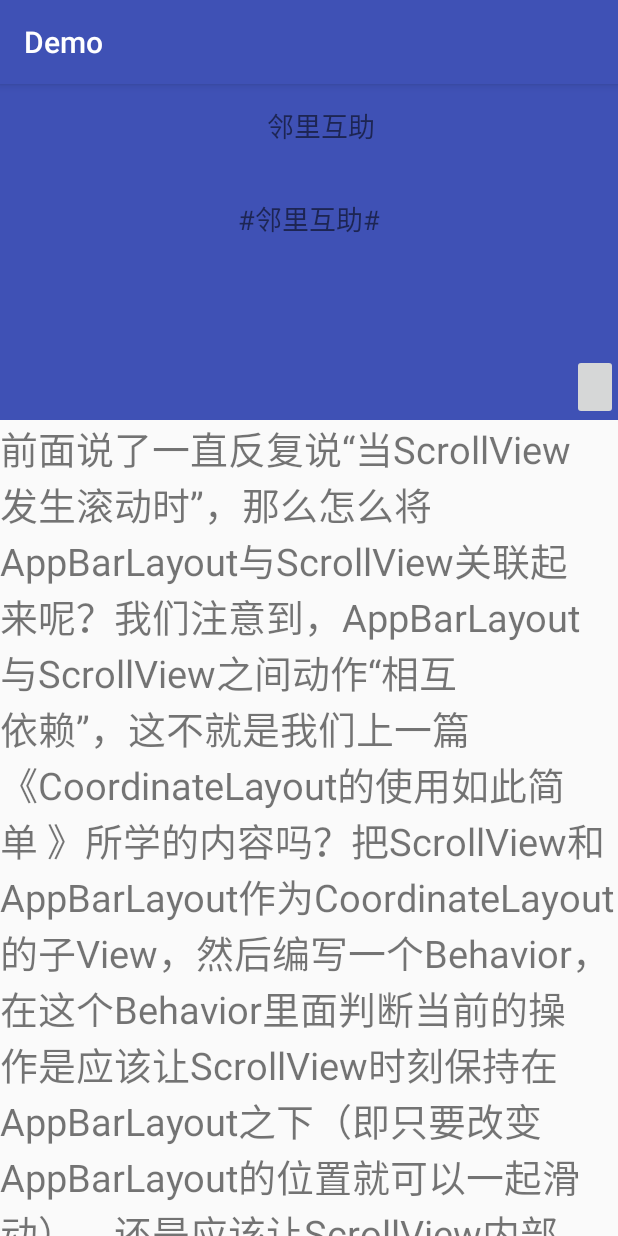
After one commit to niangegelaile/Demo, an Android app: the CoordinatorActivity screen opened directly, with no data from a screen before it, on a phone screen of 412 x 824 dp. The commit adds this screen. Run offline under Robolectric (Android 15) with nearby library versions, the phone set to English and light mode, and no system bars.

Commit message:
增加coordinatorLayout例子
Signed-off-by: niangegelaile <13750523051@139.com>

```diff
--- a/app/build.gradle
+++ b/app/build.gradle
@@ -2,7 +2,6 @@ apply plugin: 'com.android.application'
 
 android {
     compileSdkVersion 25
-    buildToolsVersion "25.0.3"
     defaultConfig {
         applicationId "com.ange.demo"
         minSdkVersion 15
@@ -27,4 +26,5 @@ dependencies {
     compile 'com.android.support:appcompat-v7:25.3.1'
     compile 'com.android.support.constraint:constraint-layout:1.0.2'
     testCompile 'junit:junit:4.12'
+    compile "com.android.support:design:$supportVersion"
 }
--- a/app/src/main/AndroidManifest.xml
+++ b/app/src/main/AndroidManifest.xml
@@ -21,6 +21,7 @@
         <activity android:name="com.ange.demo.sroller.ScrollerActivity"/>
         <activity android:name=".lifecycle.LifecycleActivity"/>
         <activity android:name=".js.WebActivity"/>
+        <activity android:name=".coordinator.CoordinatorActivity"/>
     </application>
 
 </manifest>
--- a/app/src/main/java/com/ange/demo/MainActivity.java
+++ b/app/src/main/java/com/ange/demo/MainActivity.java
@@ -5,6 +5,7 @@ import android.os.Bundle;
 import android.support.v7.app.AppCompatActivity;
 import android.view.View;
 
+import com.ange.demo.coordinator.CoordinatorActivity;
 import com.ange.demo.js.WebActivity;
 import com.ange.demo.lifecycle.LifecycleActivity;
 import com.ange.demo.parallax.ParallaxActivity;
@@ -19,30 +20,41 @@ public class MainActivity extends AppCompatActivity {
         findViewById(R.id.but_xiaomi).setOnClickListener(new View.OnClickListener() {
             @Override
             public void onClick(View v) {
-                Intent intent=new Intent(MainActivity.this,ParallaxActivity.class);
+                Intent intent = new Intent(MainActivity.this, ParallaxActivity.class);
                 startActivity(intent);
             }
         });
         findViewById(R.id.but_scroll).setOnClickListener(new View.OnClickListener() {
             @Override
             public void onClick(View v) {
-                Intent intent=new Intent(MainActivity.this,ScrollerActivity.class);
+                Intent intent = new Intent(MainActivity.this, ScrollerActivity.class);
                 startActivity(intent);
             }
         });
         findViewById(R.id.but_life).setOnClickListener(new View.OnClickListener() {
             @Override
             public void onClick(View v) {
-                Intent intent=new Intent(MainActivity.this,LifecycleActivity.class);
+                Intent intent = new Intent(MainActivity.this, LifecycleActivity.class);
                 startActivity(intent);
             }
         });
         findViewById(R.id.but_web).setOnClickListener(new View.OnClickListener() {
             @Override
             public void onClick(View v) {
-                Intent intent=new Intent(MainActivity.this, WebActivity.class);
+                Intent intent = new Intent(MainActivity.this, WebActivity.class);
                 startActivity(intent);
             }
         });
+
+        findViewById(R.id.but_coo).setOnClickListener(new View.OnClickListener() {
+
+                                                          @Override
+                                                          public void onClick(View v) {
+                                                              Intent intent = new Intent(MainActivity.this, CoordinatorActivity.class);
+                                                              startActivity(intent);
+                                                          }
+                                                      }
+
+        );
     }
 }
--- /dev/null
+++ b/app/src/main/java/com/ange/demo/coordinator/CoordinatorActivity.java
@@ -0,0 +1,24 @@
+package com.ange.demo.coordinator;
+
+import android.os.Bundle;
+import android.support.annotation.Nullable;
+import android.support.v7.app.AppCompatActivity;
+
+import com.ange.demo.R;
+
+/**
+ * Created by niangegelaile on 2018/1/28.
+ */
+
+public class CoordinatorActivity extends AppCompatActivity {
+
+
+    @Override
+    protected void onCreate(@Nullable Bundle savedInstanceState) {
+        super.onCreate(savedInstanceState);
+        setContentView(R.layout.activity_coordinator);
+
+
+
+    }
+}
--- /dev/null
+++ b/app/src/main/res/layout/activity_coordinator.xml
@@ -0,0 +1,139 @@
+<?xml version="1.0" encoding="utf-8"?>
+<android.support.design.widget.CoordinatorLayout xmlns:android="http://schemas.android.com/apk/res/android"
+    xmlns:app="http://schemas.android.com/apk/res-auto"
+    android:layout_width="match_parent"
+    android:layout_height="match_parent"
+    android:orientation="vertical">
+
+    <android.support.design.widget.AppBarLayout
+        android:id="@+id/appbar"
+        android:layout_width="match_parent"
+        android:layout_height="wrap_content"
+        android:fitsSystemWindows="true">
+
+        <android.support.design.widget.CollapsingToolbarLayout
+            android:id="@+id/ctl"
+            android:layout_width="match_parent"
+            android:layout_height="180dp"
+
+            app:layout_scrollFlags="scroll|exitUntilCollapsed">
+
+            <RelativeLayout
+                android:layout_width="match_parent"
+                android:layout_height="wrap_content"
+                app:layout_collapseMode="parallax">
+
+                <ImageView
+                    android:id="@+id/iv_bg_img"
+                    android:layout_width="match_parent"
+                    android:layout_height="match_parent"
+                    android:scaleType="centerCrop"
+                    />
+
+                <TextView
+                    android:id="@+id/tv_sub_title"
+                    android:layout_width="wrap_content"
+                    android:layout_height="wrap_content"
+                    android:layout_centerInParent="true"
+
+                    android:gravity="center"
+                    android:text="#邻里互助#"
+
+                    android:textSize="18sp" />
+
+
+            </RelativeLayout>
+
+
+            <android.support.v7.widget.Toolbar
+                android:id="@+id/toolbar"
+                android:layout_width="match_parent"
+                android:layout_height="?attr/actionBarSize"
+                app:layout_collapseMode="pin"
+                >
+
+                <RelativeLayout
+                    android:layout_width="match_parent"
+                    android:layout_height="match_parent"
+                    app:layout_collapseMode="pin">
+
+                    <ImageView
+                        android:id="@+id/iv_back"
+                        android:layout_width="wrap_content"
+                        android:layout_height="wrap_content"
+                        android:layout_centerVertical="true"
+                       />
+
+                    <TextView
+                        android:id="@+id/tv_title"
+                        android:layout_width="wrap_content"
+                        android:layout_height="wrap_content"
+                        android:layout_centerInParent="true"
+                        android:layout_gravity="center_horizontal"
+                        android:layout_marginLeft="76dp"
+                        android:layout_marginTop="18dp"
+                        android:text="邻里互助"
+                        android:textSize="18sp" />
+
+                    <ImageView
+                        android:id="@+id/iv_search"
+                        android:layout_width="wrap_content"
+                        android:layout_height="wrap_content"
+                        android:layout_alignParentRight="true"
+                        android:layout_centerVertical="true"
+                        android:layout_marginRight="10dp"
+                       />
+                </RelativeLayout>
+
+            </android.support.v7.widget.Toolbar>
+
+        </android.support.design.widget.CollapsingToolbarLayout>
+
+        <LinearLayout
+            android:layout_width="match_parent"
+            android:layout_height="wrap_content">
+
+
+            <android.support.design.widget.TabLayout
+                android:id="@+id/tab"
+                android:layout_width="0dp"
+                android:layout_height="44dp"
+                android:layout_weight="1"
+
+                app:tabIndicatorHeight="1dp"
+                app:tabMode="scrollable"
+                app:tabPaddingEnd="10dp"
+                app:tabPaddingStart="10dp"
+
+                />
+
+            <ImageButton
+                android:id="@+id/ib_more"
+                android:layout_width="wrap_content"
+                android:layout_height="44dp"
+                android:layout_alignParentRight="true"
+                android:padding="15dp"
+                 />
+        </LinearLayout>
+    </android.support.design.widget.AppBarLayout>
+
+    <android.support.v4.widget.NestedScrollView
+        android:orientation="vertical"
+        android:id="@+id/vp"
+        android:layout_width="match_parent"
+        android:layout_height="match_parent"
+        app:layout_behavior="@string/appbar_scrolling_view_behavior" >
+        <TextView
+            android:textSize="25sp"
+            android:text="前面说了一直反复说“当ScrollView发生滚动时”，那么怎么将AppBarLayout与ScrollView关联起来呢？我们注意到，AppBarLayout与ScrollView之间动作“相互依赖”，这不就是我们上一篇《CoordinateLayout的使用如此简单 》所学的内容吗？把ScrollView和AppBarLayout作为CoordinateLayout的子View，然后编写一个Behavior，在这个Behavior里面判断当前的操作是应该让ScrollView时刻保持在AppBarLayout之下（即只要改变AppBarLayout的位置就可以一起滑动），还是应该让ScrollView内部滚动而不让AppBarLayout位置发生变化等等这些需求，都是可以在Behavior里面处理的。你可以去针对你的ScrollView编写Behavior。然而，我们看到我们的AppBarLayout事先的功能比较复杂，如果我们自己去定义这样的效果，代码非常复杂，还要考虑很多方面，好在Android帮我们写好啦，我们直接用就是了，这个ScrollView就是NestedScrollView，请注意，它并没有继承ScrollView，它继承的是FrameLayout，但是它实现的效果把它可以看成是ScrollView。"
+            android:layout_width="match_parent"
+            android:layout_height="wrap_content" />
+
+
+
+
+    </android.support.v4.widget.NestedScrollView>
+
+
+
+</android.support.design.widget.CoordinatorLayout>
--- a/app/src/main/res/layout/activity_main.xml
+++ b/app/src/main/res/layout/activity_main.xml
@@ -22,4 +22,9 @@
         android:text="js交互"
         android:layout_width="match_parent"
         android:layout_height="wrap_content" />
+    <Button
+        android:id="@+id/but_coo"
+        android:text="coordinator"
+        android:layout_width="match_parent"
+        android:layout_height="wrap_content" />
 </LinearLayout>
--- a/build.gradle
+++ b/build.gradle
@@ -5,7 +5,7 @@ buildscript {
         jcenter()
     }
     dependencies {
-        classpath 'com.android.tools.build:gradle:2.3.0'
+        classpath 'com.android.tools.build:gradle:3.0.0'
 
         // NOTE: Do not place your application dependencies here; they belong
         // in the individual module build.gradle files
@@ -21,3 +21,15 @@ allprojects {
 task clean(type: Delete) {
     delete rootProject.buildDir
 }
+ext {
+    minSdkVersion = 18
+    targetSdkVersion = 23
+    compileSdkVersion = 25
+    buildToolsVersion = "26.0.2"
+    versionCode = 36
+    dbVersion = 32
+    versionName = "2.2.0"
+    supportVersion = "25.0.1"
+    designVersion = "25.0.1"
+
+}
```
Also changed, not shown: gradle/wrapper/gradle-wrapper.properties.
